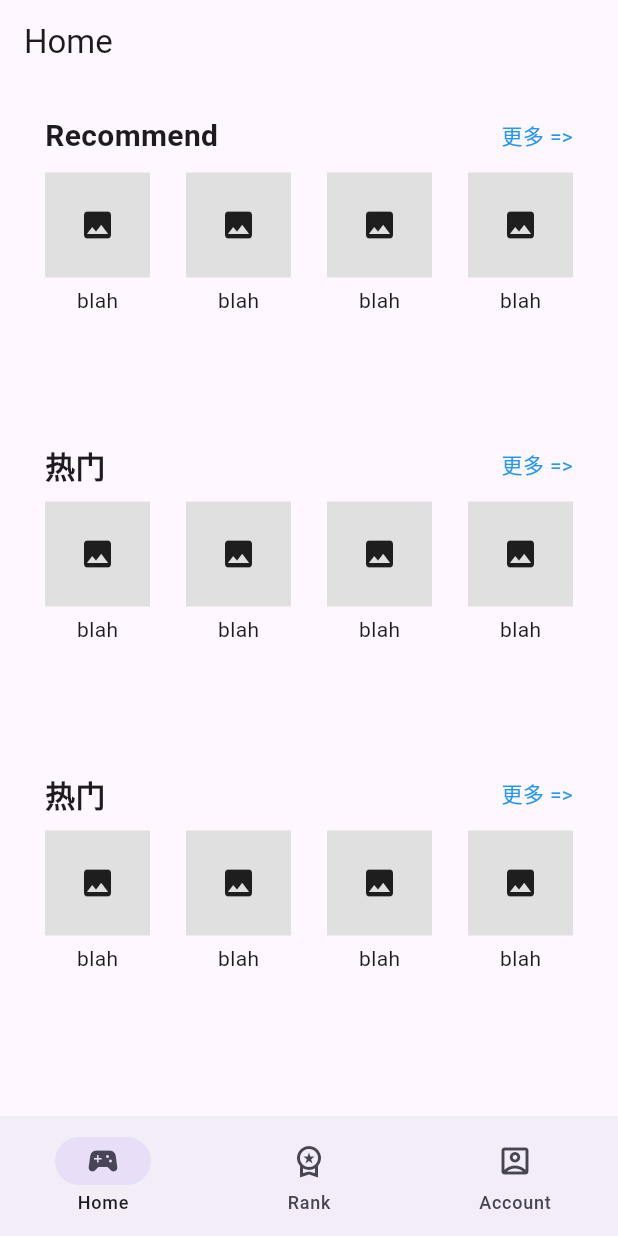
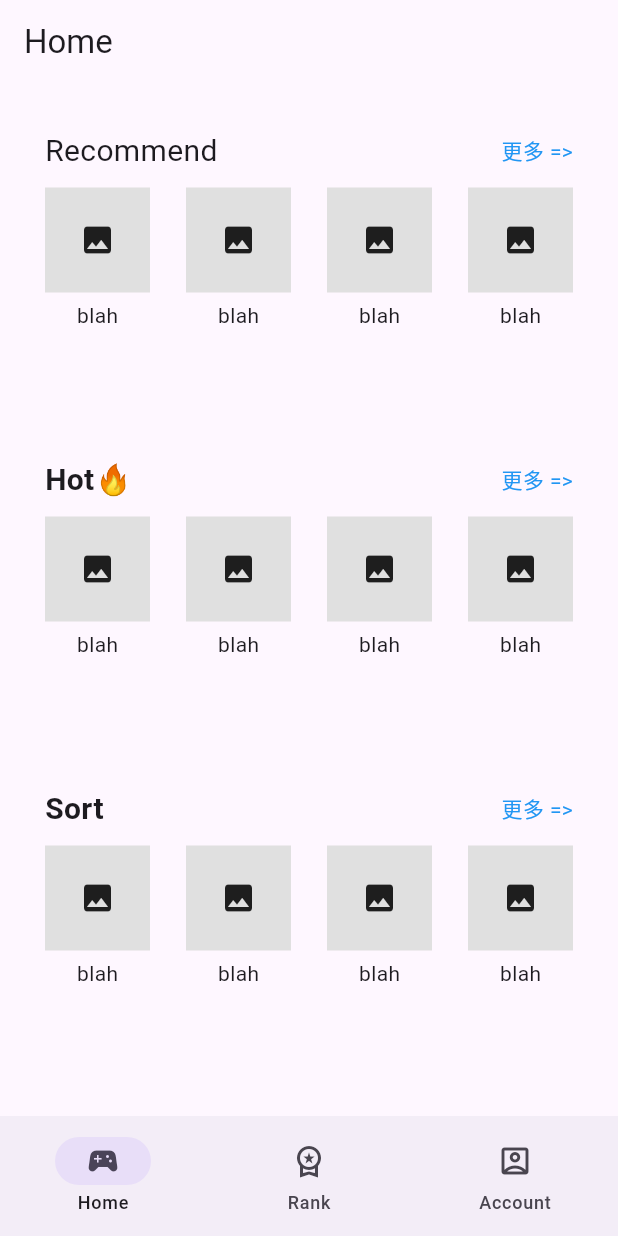
Before and after one commit to hungry-henry/Rhythm-Riddle, a Flutter app: the screen it shows after launch, after a tap on "Login", after a tap on "try without an account", on a phone screen of 412 x 824 dp. Run offline on Flutter 3.47's test engine with Material 3 defaults, Android fonts, the light colour scheme and no system bars; our stand-ins replace flutter_secure_storage; Roboto replaces fonts that are missing (MPlusRounded1c).

Commit message:
home.dart: Appbar text change with nav bar login.dart: maxWidth 500

```diff
--- a/lib/l10n/intl_en.arb
+++ b/lib/l10n/intl_en.arb
@@ -16,5 +16,6 @@
     "account": "Account",
     "rank": "Rank",
     "recm": "Recommend",
-    "hot": "热门"
+    "hot": "Hot🔥",
+    "sort": "Sort"
 }
--- a/lib/l10n/intl_zh.arb
+++ b/lib/l10n/intl_zh.arb
@@ -16,5 +16,6 @@
     "account": "账户",
     "rank": "排行榜",
     "recm": "推荐",
-    "hot": "热门"
+    "hot": "热门🔥",
+    "sort":"分类"
 }
--- a/lib/pages/home.dart
+++ b/lib/pages/home.dart
@@ -35,7 +35,7 @@ class _HomeState extends State<Home> {
   Widget build(BuildContext context) {
     return Scaffold(
       appBar: AppBar(
-        title: Text(S.of(context).home),
+        title: Text(_getAppBarTitle()),
       ),
 
       //navbar
@@ -68,7 +68,7 @@ class _HomeState extends State<Home> {
       body: <Widget>[
 
         //主页
-        Padding(padding: const EdgeInsets.only(bottom:10, left:30, right:30, top:20),
+        Padding(padding: const EdgeInsets.only(left:30, right:30, top:30),
           child:
           Column(
             children: [
@@ -82,7 +82,7 @@ class _HomeState extends State<Home> {
                     Row(
                       mainAxisAlignment: MainAxisAlignment.spaceBetween,
                       children: [
-                        Text(S.current.recm, style: const TextStyle(fontSize: 20, fontWeight: FontWeight.bold)),
+                        Text(S.current.recm, style: const TextStyle(fontSize: 20, fontFamily: "MPlusRounded1c")),
                         const Text('更多 =>', style: TextStyle(color: Colors.blue)),
                       ],
                     ),
@@ -153,7 +153,7 @@ class _HomeState extends State<Home> {
                     Row(
                       mainAxisAlignment: MainAxisAlignment.spaceBetween,
                       children: [
-                        Text(S.current.hot, style: const TextStyle(fontSize: 20, fontWeight: FontWeight.bold)),
+                        Text(S.current.sort, style: const TextStyle(fontSize: 20, fontWeight: FontWeight.bold)),
                         const Text('更多 =>', style: TextStyle(color: Colors.blue)),
                       ],
                     ),
@@ -242,4 +242,16 @@ class _HomeState extends State<Home> {
       ][currentPageIndex],
     );
   }
+  String _getAppBarTitle(){
+    switch (currentPageIndex) {
+    case 0:
+      return S.current.home;
+    case 1:
+      return S.current.rank;
+    case 2:
+      return S.current.account;
+    default:
+      return S.current.home;
+    }
+  }
 }
--- a/lib/pages/login.dart
+++ b/lib/pages/login.dart
@@ -101,7 +101,11 @@ class _LoginPageState extends State<LoginPage> {
   return Scaffold(
     backgroundColor: Colors.white,
     body: Center(
-      child: Form(
+      child: Container(
+        constraints: const BoxConstraints(
+          maxWidth: 500
+        ),
+        child:Form(
           child: ListView(
             shrinkWrap: true,
             padding: const EdgeInsets.symmetric(horizontal: 20),
@@ -110,7 +114,7 @@ class _LoginPageState extends State<LoginPage> {
                 padding: const EdgeInsets.only(left: 25, bottom:20),
                 child: Text(
                   loginText,
-                style: const TextStyle(fontSize: 42),
+                  style: const TextStyle(fontSize: 42, fontFamily: "MPlusRounded1c"),
                 ),
               ),
               SingleChildScrollView(
@@ -210,6 +214,7 @@ class _LoginPageState extends State<LoginPage> {
             ],
           ),
         ),
+      )
     ),
   );
 }
--- a/pubspec.yaml
+++ b/pubspec.yaml
@@ -94,5 +94,10 @@ flutter:
   #
   # For details regarding fonts from package dependencies,
   # see https://flutter.dev/custom-fonts/#from-packages
+
+fonts:
+  - family: MPlusRounded1c
+    fonts:
+      - asset: fonts/MPLUSRounded1c-Regular.ttf
 flutter_intl:
   enabled: true
```
Also changed, not shown: lib/generated/intl/messages_en.dart, lib/generated/intl/messages_zh.dart, lib/generated/l10n.dart, 1 other file. Lines whose indentation alone changed are shown as unchanged.
